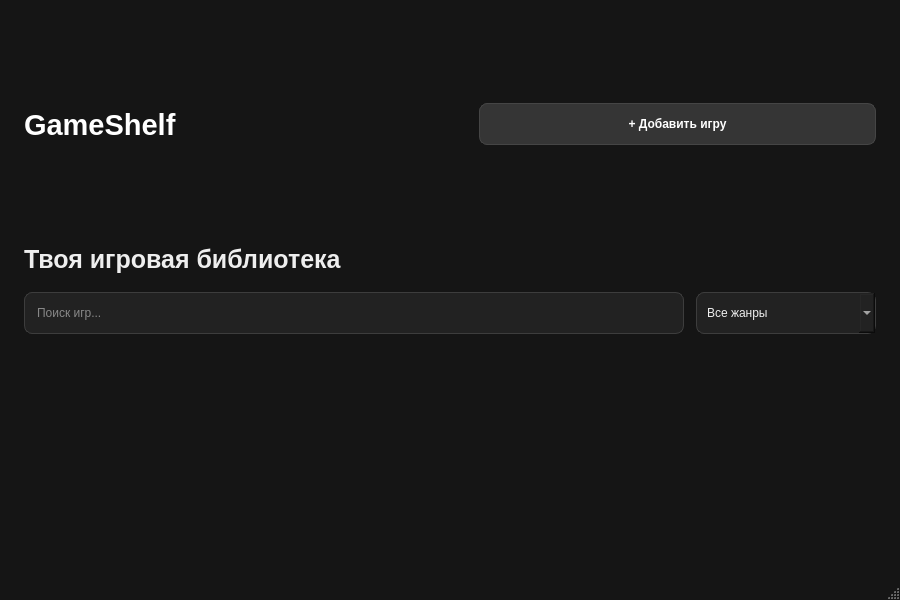
Qt form ui/main_window.ui (timkol-hash/GameShelf---Project-for-Yandex-Lyceum) before a commit.
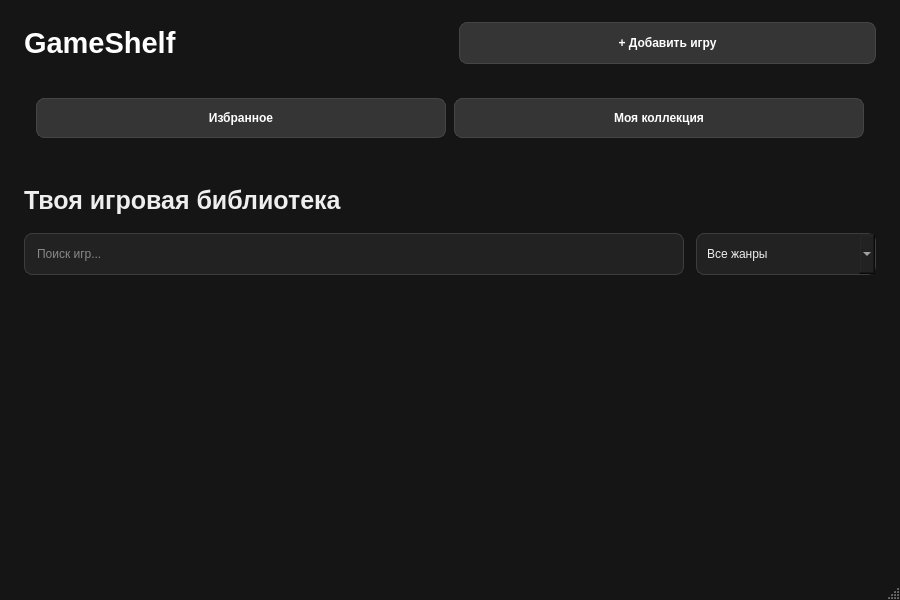
The same form after that commit.

Commit message: промежуточный результат добавления вкладки избранное

Diff of the .ui file:
```diff
--- a/ui/main_window.ui
+++ b/ui/main_window.ui
@@ -132,16 +132,6 @@
         </property>
        </widget>
       </item>
-      <item>
-       <spacer name="headerSpacer">
-        <property name="sizeHint" stdset="0">
-         <size>
-          <width>40</width>
-          <height>20</height>
-         </size>
-        </property>
-       </spacer>
-      </item>
       <item>
        <widget class="QPushButton" name="addGameButton">
         <property name="minimumSize">
@@ -157,6 +147,70 @@
       </item>
      </layout>
     </item>
+    <item>
+     <layout class="QHBoxLayout" name="horizontalLayout">
+      <property name="spacing">
+       <number>8</number>
+      </property>
+      <property name="leftMargin">
+       <number>12</number>
+      </property>
+      <property name="topMargin">
+       <number>16</number>
+      </property>
+      <property name="rightMargin">
+       <number>12</number>
+      </property>
+      <property name="bottomMargin">
+       <number>12</number>
+      </property>
+      <item>
+       <widget class="QPushButton" name="favoritesButton">
+        <property name="minimumSize">
+         <size>
+          <width>0</width>
+          <height>40</height>
+         </size>
+        </property>
+        <property name="text">
+         <string>Избранное</string>
+        </property>
+       </widget>
+      </item>
+      <item>
+       <widget class="QPushButton" name="collectionButton">
+        <property name="minimumSize">
+         <size>
+          <width>0</width>
+          <height>40</height>
+         </size>
+        </property>
+        <property name="text">
+         <string>Моя коллекция</string>
+        </property>
+       </widget>
+      </item>
+     </layout>
+    </item>
+    <item>
+     <widget class="QWidget" name="sidebarWidget" native="true">
+      <property name="enabled">
+       <bool>true</bool>
+      </property>
+      <property name="maximumSize">
+       <size>
+        <width>180</width>
+        <height>16777215</height>
+       </size>
+      </property>
+      <property name="sizeIncrement">
+       <size>
+        <width>180</width>
+        <height>180</height>
+       </size>
+      </property>
+     </widget>
+    </item>
     <item>
      <widget class="QLabel" name="pageTitleLabel">
       <property name="text">
@@ -219,7 +273,7 @@
          <x>0</x>
          <y>0</y>
          <width>852</width>
-         <height>364</height>
+         <height>250</height>
         </rect>
        </property>
        <layout class="QVBoxLayout" name="gamesContentLayout">
@@ -240,6 +294,9 @@
         </property>
         <item>
          <spacer name="gamesBottomSpacer">
+          <property name="orientation">
+           <enum>Qt::Vertical</enum>
+          </property>
           <property name="sizeHint" stdset="0">
            <size>
             <width>20</width>
```
The commit also changes 7 other files.
